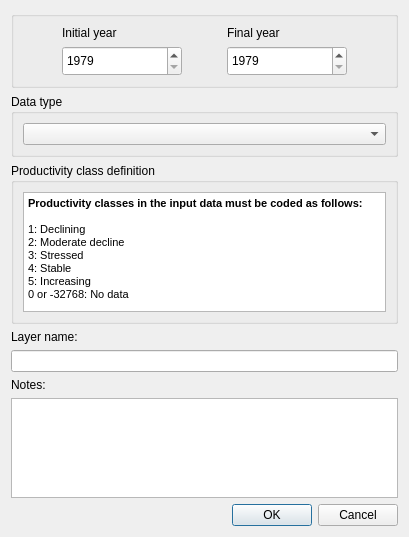
ConservationInternational/trends.earth, file LDMP/gui/DlgDataIOImportProd.ui: the form before one commit.
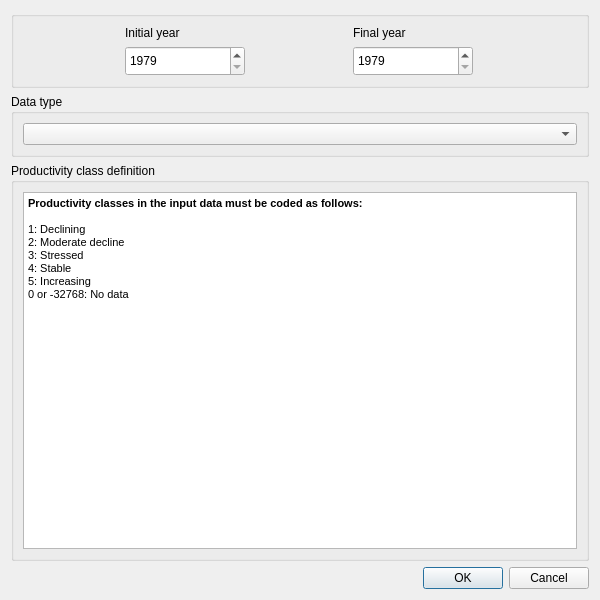
The form after the commit.

Commit message:
Fix data import dialogs for small screens
Also remove deprecated ui files

The edit to the form file:
```diff
--- a/LDMP/gui/DlgDataIOImportProd.ui
+++ b/LDMP/gui/DlgDataIOImportProd.ui
@@ -9,16 +9,22 @@
    <rect>
     <x>0</x>
     <y>0</y>
-    <width>409</width>
-    <height>433</height>
+    <width>500</width>
+    <height>500</height>
    </rect>
   </property>
   <property name="sizePolicy">
-   <sizepolicy hsizetype="Fixed" vsizetype="Fixed">
+   <sizepolicy hsizetype="Preferred" vsizetype="Preferred">
     <horstretch>0</horstretch>
     <verstretch>0</verstretch>
    </sizepolicy>
   </property>
+  <property name="minimumSize">
+   <size>
+    <width>600</width>
+    <height>600</height>
+   </size>
+  </property>
   <property name="windowTitle">
    <string>Load a Custom Land Productivity Dataset</string>
   </property>
@@ -165,46 +171,6 @@
      </layout>
     </widget>
    </item>
-   <item>
-    <widget class="QLabel" name="layer_name_la">
-     <property name="text">
-      <string>Layer name:</string>
-     </property>
-    </widget>
-   </item>
-   <item>
-    <widget class="QLineEdit" name="layer_name_le">
-     <property name="toolTip">
-      <string>&lt;html&gt;&lt;head/&gt;&lt;body&gt;&lt;p&gt;Name that will be assigned to the imported layer.&lt;/p&gt;&lt;/body&gt;&lt;/html&gt;</string>
-     </property>
-    </widget>
-   </item>
-   <item>
-    <widget class="QLabel" name="task_notes_la">
-     <property name="text">
-      <string>Notes:</string>
-     </property>
-    </widget>
-   </item>
-   <item>
-    <widget class="QTextEdit" name="task_notes">
-     <property name="sizePolicy">
-      <sizepolicy hsizetype="Expanding" vsizetype="Minimum">
-       <horstretch>0</horstretch>
-       <verstretch>0</verstretch>
-      </sizepolicy>
-     </property>
-     <property name="maximumSize">
-      <size>
-       <width>16777215</width>
-       <height>100</height>
-      </size>
-     </property>
-     <property name="toolTip">
-      <string>Notes associated with the imported layer.</string>
-     </property>
-    </widget>
-   </item>
    <item>
     <widget class="QDialogButtonBox" name="btnBox">
      <property name="orientation">
```
Left out of the diff: 24 changed lines with no effect on the pictures. The commit also changes 11 other files.
